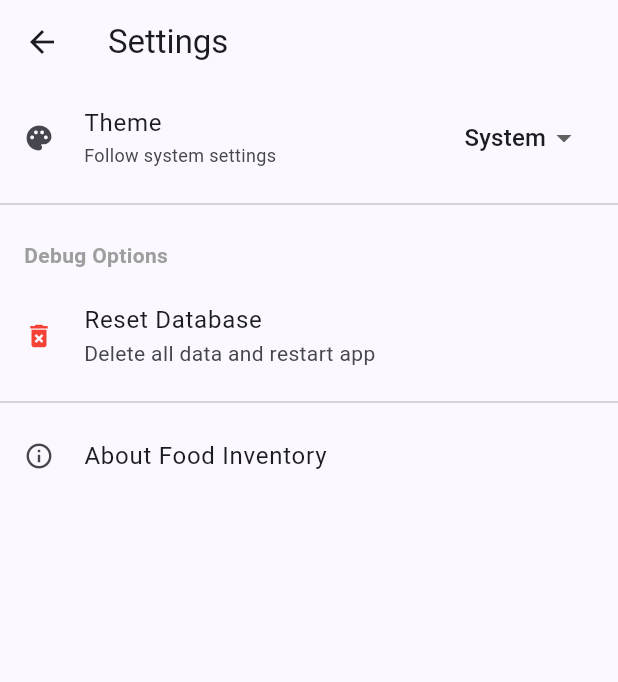
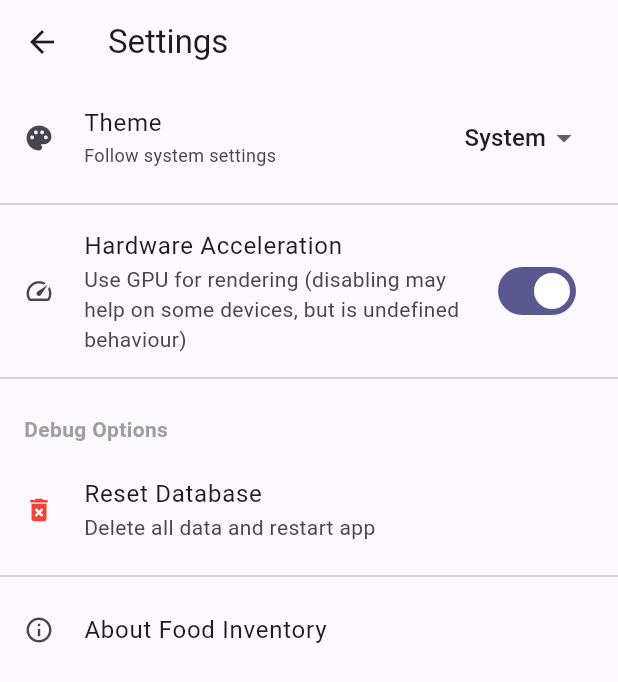
Before and after one commit to reuben-dutton/chocolate-counter, a Flutter app: the screen it shows after launch, after a tap on the "settings" icon, on a phone screen of 412 x 824 dp. Shown: the top 682 px of the screen. Run offline on Flutter 3.47's test engine with Material 3 defaults, Android fonts, the phone set to English and light mode, and no system bars; our stand-ins replace equatable, flutter_bloc, font_awesome_flutter, get_it, image_picker, shared_preferences and 1 more; accounts and stored records are empty.

Commit message:
Added a hardware acceleration toggle to the settings screen

```diff
--- a/lib/app.dart
+++ b/lib/app.dart
@@ -21,12 +21,17 @@ class FoodInventoryApp extends StatelessWidget {
     final dialogService = ServiceLocator.instance<DialogService>();
     final inventoryService = ServiceLocator.instance<InventoryService>();
     final shipmentService = ServiceLocator.instance<ShipmentService>();
+    final preferencesService = ServiceLocator.instance<PreferencesService>();
 
     // Theme
     final theme = MaterialTheme(Theme.of(context).textTheme);
 
     return MultiProvider(
       providers: [
+
+        ChangeNotifierProvider<PreferencesService>.value(
+          value: preferencesService,
+        ),
         // Services
         Provider<ImageService>.value(value: imageService),
         Provider<DialogService>.value(value: dialogService),
@@ -35,11 +40,13 @@ class FoodInventoryApp extends StatelessWidget {
 
         // Only keep the PreferencesBloc at app-level since it affects the entire app theme
         BlocProvider<PreferencesBloc>(
-          create: (context) => PreferencesBloc(ServiceLocator.instance<PreferencesService>()),
+          create: (context) => PreferencesBloc(preferencesService),
         ),
       ],
       child: BlocBuilder<PreferencesBloc, PreferencesState>(
-        buildWhen: (previous, current) => previous.themeMode != current.themeMode,
+        buildWhen: (previous, current) =>
+          previous.themeMode != current.themeMode ||
+          previous.hardwareAcceleration != current.hardwareAcceleration,
         builder: (context, state) {
           final themeMode = state.themeMode;
 
@@ -49,6 +56,19 @@ class FoodInventoryApp extends StatelessWidget {
             darkTheme: theme.dark(),
             themeMode: themeMode,
             home: const HomeScreen(),
+            // Set the disableHardwareAcceleration flag based on preferences
+            builder: (context, child) {
+              if (child == null) return const SizedBox.shrink();
+
+              // Apply hardware acceleration setting
+              return MediaQuery(
+                // This is where we would disable hardware acceleration if Flutter supported it
+                // For now, we'll just pass through the data since Flutter doesn't have a direct way
+                // to toggle hardware acceleration at runtime
+                data: MediaQuery.of(context),
+                child: child,
+              );
+            },
           );
         },
       ),
--- a/lib/common/services/preferences_service.dart
+++ b/lib/common/services/preferences_service.dart
@@ -2,8 +2,9 @@ import 'package:flutter/material.dart';
 import 'package:shared_preferences/shared_preferences.dart';
 
 class PreferencesService extends ChangeNotifier {
-  // Consistent key for theme preference
+  // Keys for preferences
   static const String _themeKey = 'app_theme_mode';
+  static const String _hardwareAccelerationKey = 'hardware_acceleration';
 
   // Private instance of SharedPreferences
   late SharedPreferences _prefs;
@@ -11,8 +12,12 @@ class PreferencesService extends ChangeNotifier {
   // Store the current theme mode
   ThemeMode _themeMode = ThemeMode.system;
 
-  // Getter for theme mode
+  // Store hardware acceleration preference
+  bool _hardwareAcceleration = true;
+
+  // Getters
   ThemeMode get themeMode => _themeMode;
+  bool get hardwareAcceleration => _hardwareAcceleration;
 
   // Initialize the preferences service
   Future<void> initialize() async {
@@ -29,10 +34,14 @@ class PreferencesService extends ChangeNotifier {
       } else {
         _themeMode = ThemeMode.system;
       }
+
+      // Retrieve hardware acceleration setting, default to true if not set
+      _hardwareAcceleration = _prefs.getBool(_hardwareAccelerationKey) ?? true;
     } catch (e) {
-      // Log error and fall back to system theme
+      // Log error and fall back to default values
       print('Error initializing preferences: $e');
       _themeMode = ThemeMode.system;
+      _hardwareAcceleration = true;
     }
   }
 
@@ -51,4 +60,20 @@ class PreferencesService extends ChangeNotifier {
       print('Error saving theme mode: $e');
     }
   }
+
+  // Method to change and persist hardware acceleration setting
+  Future<void> setHardwareAcceleration(bool enabled) async {
+    try {
+      // Update the current setting
+      _hardwareAcceleration = enabled;
+
+      // Persist the setting
+      await _prefs.setBool(_hardwareAccelerationKey, enabled);
+
+      // Notify listeners of the change
+      notifyListeners();
+    } catch (e) {
+      print('Error saving hardware acceleration setting: $e');
+    }
+  }
 }
--- a/lib/features/settings/bloc/preferences_bloc.dart
+++ b/lib/features/settings/bloc/preferences_bloc.dart
@@ -20,24 +20,37 @@ class SetThemeMode extends PreferencesEvent {
   List<Object?> get props => [themeMode];
 }
 
+class SetHardwareAcceleration extends PreferencesEvent {
+  final bool enabled;
+
+  const SetHardwareAcceleration(this.enabled);
+
+  @override
+  List<Object?> get props => [enabled];
+}
+
 // Define state
 class PreferencesState extends Equatable {
   final ThemeMode themeMode;
+  final bool hardwareAcceleration;
 
   const PreferencesState({
     this.themeMode = ThemeMode.system,
+    this.hardwareAcceleration = true,
   });
 
   PreferencesState copyWith({
     ThemeMode? themeMode,
+    bool? hardwareAcceleration,
   }) {
     return PreferencesState(
       themeMode: themeMode ?? this.themeMode,
+      hardwareAcceleration: hardwareAcceleration ?? this.hardwareAcceleration,
     );
   }
 
   @override
-  List<Object?> get props => [themeMode];
+  List<Object?> get props => [themeMode, hardwareAcceleration];
 }
 
 /// BLoC for application preferences
@@ -45,17 +58,24 @@ class PreferencesBloc extends Bloc<PreferencesEvent, PreferencesState> {
   final PreferencesService _preferencesService;
 
   PreferencesBloc(this._preferencesService)
-      : super(PreferencesState(themeMode: _preferencesService.themeMode)) {
+      : super(PreferencesState(
+          themeMode: _preferencesService.themeMode,
+          hardwareAcceleration: _preferencesService.hardwareAcceleration,
+        )) {
     // Set up listener for preferences changes
     _preferencesService.addListener(_onPreferencesChanged);
 
-    // Event handler
+    // Event handlers
     on<SetThemeMode>(_onSetThemeMode);
+    on<SetHardwareAcceleration>(_onSetHardwareAcceleration);
   }
 
   void _onPreferencesChanged() {
     // Update the state when preferences change externally
-    emit(state.copyWith(themeMode: _preferencesService.themeMode));
+    emit(state.copyWith(
+      themeMode: _preferencesService.themeMode,
+      hardwareAcceleration: _preferencesService.hardwareAcceleration,
+    ));
   }
 
   Future<void> _onSetThemeMode(
@@ -68,6 +88,16 @@ class PreferencesBloc extends Bloc<PreferencesEvent, PreferencesState> {
     // Note: We don't need to emit here as the service listener will handle it
   }
 
+  Future<void> _onSetHardwareAcceleration(
+    SetHardwareAcceleration event,
+    Emitter<PreferencesState> emit,
+  ) async {
+    // Update the service
+    await _preferencesService.setHardwareAcceleration(event.enabled);
+
+    // Note: We don't need to emit here as the service listener will handle it
+  }
+
   @override
   Future<void> close() {
     // Remove listener when bloc is closed
--- a/lib/features/settings/screens/settings_screen.dart
+++ b/lib/features/settings/screens/settings_screen.dart
@@ -11,7 +11,9 @@ class SettingsScreen extends StatelessWidget {
   @override
   Widget build(BuildContext context) {
     return BlocBuilder<PreferencesBloc, PreferencesState>(
-      buildWhen: (previous, current) => previous.themeMode != current.themeMode,
+      buildWhen: (previous, current) =>
+        previous.themeMode != current.themeMode ||
+        previous.hardwareAcceleration != current.hardwareAcceleration,
       builder: (context, state) {
         return Scaffold(
           appBar: AppBar(
@@ -47,6 +49,26 @@ class SettingsScreen extends StatelessWidget {
                     ),
                   ],
                 ),
+              ),
+              const Divider(),
+
+              // Hardware Acceleration Toggle
+              SwitchListTile(
+                title: const Text('Hardware Acceleration'),
+                subtitle: const Text('Use GPU for rendering (disabling may help on some devices, but is undefined behaviour)'),
+                secondary: const Icon(Icons.speed, size: 20),
+                value: state.hardwareAcceleration,
+                onChanged: (bool value) {
+                  context.read<PreferencesBloc>().add(SetHardwareAcceleration(value));
+
+                  // Show a snackbar informing the user that restart is required
+                  ScaffoldMessenger.of(context).showSnackBar(
+                    const SnackBar(
+                      content: Text('Restart the app for this change to take effect'),
+                      duration: Duration(seconds: 3),
+                    ),
+                  );
+                },
               ),
               const Divider(),
 
--- a/lib/main.dart
+++ b/lib/main.dart
@@ -1,6 +1,8 @@
 import 'package:flutter/material.dart';
+import 'package:flutter/services.dart';
 import 'package:flutter_bloc/flutter_bloc.dart';
 import 'package:food_inventory/app.dart';
+import 'package:food_inventory/common/services/preferences_service.dart';
 import 'package:food_inventory/common/services/service_locator.dart';
 import 'package:food_inventory/utils/bloc_observer.dart';
 
@@ -14,6 +16,27 @@ void main() async {
   // Initialize services and repositories
   await ServiceLocator.init();
 
+  // Get hardware acceleration preference
+  final preferencesService = ServiceLocator.instance<PreferencesService>();
+  final hardwareAcceleration = preferencesService.hardwareAcceleration;
+
+  // Set hardware acceleration based on preference
+  if (!hardwareAcceleration) {
+    // This tells Flutter to use a software renderer instead of hardware acceleration
+    // Note: This might not be fully supported on all platforms and may have performance implications
+    await SystemChrome.setEnabledSystemUIMode(
+      SystemUiMode.manual,
+      overlays: [SystemUiOverlay.top, SystemUiOverlay.bottom],
+    );
+
+    // Additional platform-specific approach to disable hardware acceleration
+    // This is OS-specific and may not work on all platforms
+    if (navigatorKey.currentContext != null &&
+        Theme.of(navigatorKey.currentContext!).platform == TargetPlatform.android) {
+      await SystemChannels.platform.invokeMethod('SystemChrome.setPreferredOrientations', []);
+    }
+  }
+
   // Set up the BLoC observer for debugging
   Bloc.observer = AppBlocObserver();
 
```
